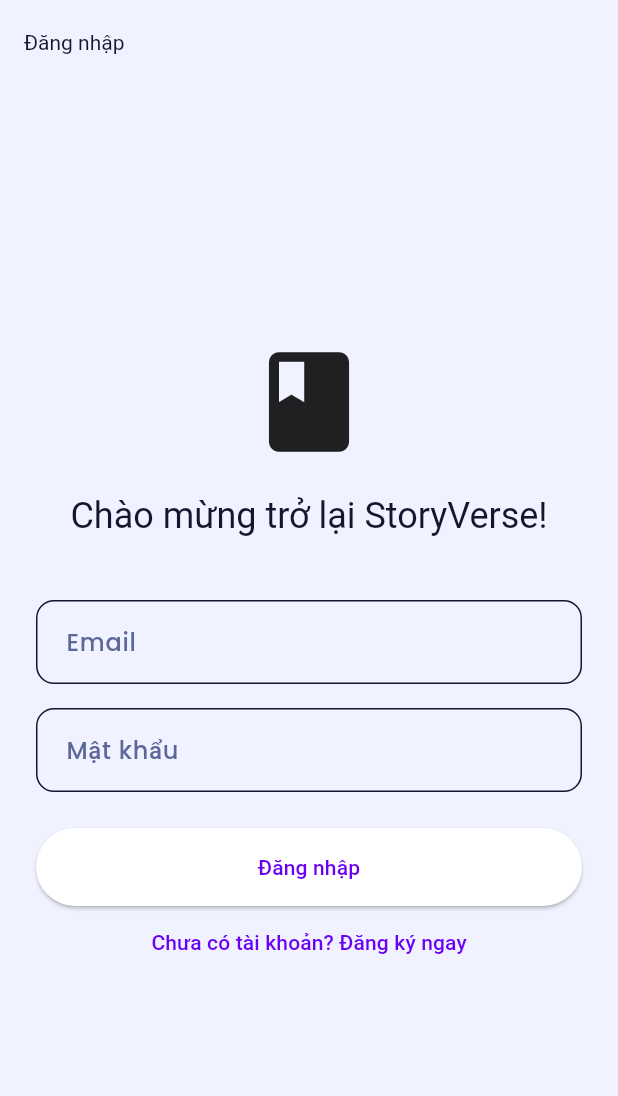
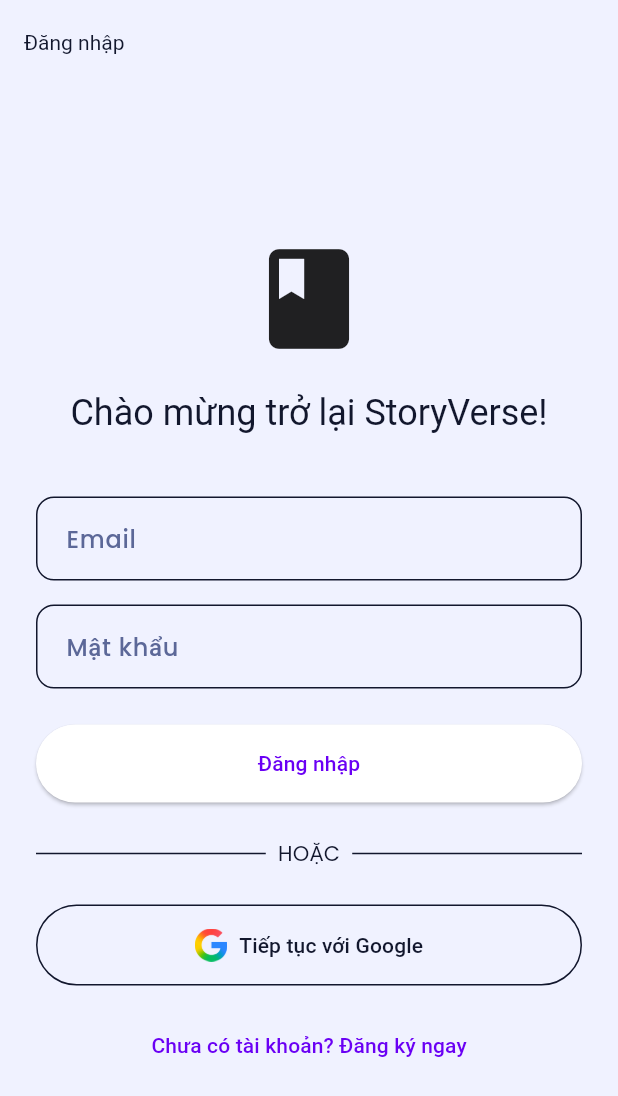
Before and after one commit to Pain0402/ComicsVerse, a Flutter app: the screen it shows after launch, on a phone screen of 412 x 824 dp. Shown: the top 1096 px of the screen. Run offline on Flutter 3.47's test engine with Material 3 defaults, Android fonts, the light colour scheme and no system bars; our stand-ins replace cached_network_image, carousel_slider, flutter_animate, flutter_riverpod, go_router, google_fonts and 2 more; accounts and stored records are empty.

Commit message:
login by google

```diff
--- a/lib/features/auth/presentation/screens/login_screen.dart
+++ b/lib/features/auth/presentation/screens/login_screen.dart
@@ -1,3 +1,4 @@
+// lib/features/auth/presentation/screens/login_screen.dart
 import 'package:flutter/material.dart';
 import 'package:flutter_riverpod/flutter_riverpod.dart';
 
@@ -20,12 +21,13 @@
   final _emailController = TextEditingController();
   final _passwordController = TextEditingController();
   bool _isLoading = false;
+  bool _isGoogleLoading = false; // Thêm state cho nút Google
 
+  // Hàm đăng nhập bằng Email/Password (Giữ nguyên)
   Future<void> _signIn() async {
     if (_formKey.currentState!.validate()) {
       setState(() => _isLoading = true);
       try {
-        // Lấy AuthRepository từ provider và gọi hàm signIn
         final authRepository = ref.read(authRepositoryProvider);
         await authRepository.signInWithPassword(
           email: _emailController.text.trim(),
@@ -45,6 +47,29 @@
         if (mounted) {
           setState(() => _isLoading = false);
         }
+      }
+    }
+  }
+
+  // Hàm mới để đăng nhập bằng Google
+  Future<void> _signInWithGoogle() async {
+    setState(() => _isGoogleLoading = true);
+    try {
+      final authRepository = ref.read(authRepositoryProvider);
+      await authRepository.signInWithGoogle();
+      // GoRouter redirect sẽ tự động xử lý việc chuyển trang
+    } on AuthException catch (e) {
+      if (mounted) {
+        ScaffoldMessenger.of(context).showSnackBar(
+          SnackBar(
+            content: Text(e.message),
+            backgroundColor: Theme.of(context).colorScheme.error,
+          ),
+        );
+      }
+    } finally {
+      if (mounted) {
+        setState(() => _isGoogleLoading = false);
       }
     }
   }
@@ -82,7 +107,9 @@
                   hintText: 'Email',
                   keyboardType: TextInputType.emailAddress,
                   validator: (value) {
-                    if (value == null || value.isEmpty || !value.contains('@')) {
+                    if (value == null ||
+                        value.isEmpty ||
+                        !value.contains('@')) {
                       return 'Vui lòng nhập email hợp lệ';
                     }
                     return null;
@@ -102,7 +129,8 @@
                 ),
                 const SizedBox(height: 24),
                 ElevatedButton(
-                  onPressed: _isLoading ? null : _signIn,
+                  // Vô hiệu hóa nút nếu một trong hai hành động đang chạy
+                  onPressed: (_isLoading || _isGoogleLoading) ? null : _signIn,
                   style: ElevatedButton.styleFrom(
                     padding: const EdgeInsets.all(16),
                   ),
@@ -114,6 +142,44 @@
                         )
                       : const Text('Đăng nhập'),
                 ),
+                const SizedBox(height: 24),
+                const Row(
+                  children: [
+                    Expanded(child: Divider()),
+                    Padding(
+                      padding: EdgeInsets.symmetric(horizontal: 8.0),
+                      child: Text('HOẶC'),
+                    ),
+                    Expanded(child: Divider()),
+                  ],
+                ),
+                const SizedBox(height: 24),
+                // Nút đăng nhập bằng Google
+                OutlinedButton.icon(
+                  icon: _isGoogleLoading
+                      ? const SizedBox.shrink() // Ẩn icon khi đang tải
+                      : Image.asset(
+                          'assets/images/google_logo.png',
+                          height: 22,
+                        ), // TODO: Thêm logo Google vào assets
+                  label: _isGoogleLoading
+                      ? const SizedBox(
+                          width: 20,
+                          height: 20,
+                          child: CircularProgressIndicator(strokeWidth: 2),
+                        )
+                      : const Text('Tiếp tục với Google'),
+                  // Vô hiệu hóa nút nếu một trong hai hành động đang chạy
+                  onPressed: (_isLoading || _isGoogleLoading)
+                      ? null
+                      : _signInWithGoogle,
+                  style: OutlinedButton.styleFrom(
+                    padding: const EdgeInsets.all(16),
+                    foregroundColor: Theme.of(context).colorScheme.onBackground,
+                    side: BorderSide(color: Theme.of(context).dividerColor),
+                  ),
+                ),
+                const SizedBox(height: 16),
                 TextButton(
                   onPressed: () => context.go('/signup'),
                   child: const Text('Chưa có tài khoản? Đăng ký ngay'),
```
Also changed, not shown: lib/features/auth/data/repositories/auth_repository_impl.dart (+18 -8 lines), lib/features/auth/domain/repositories/auth_repository.dart (+4 -4 lines), pubspec.yaml (+2 -7 lines), assets/images/google_logo.png (added), 4 other files.
